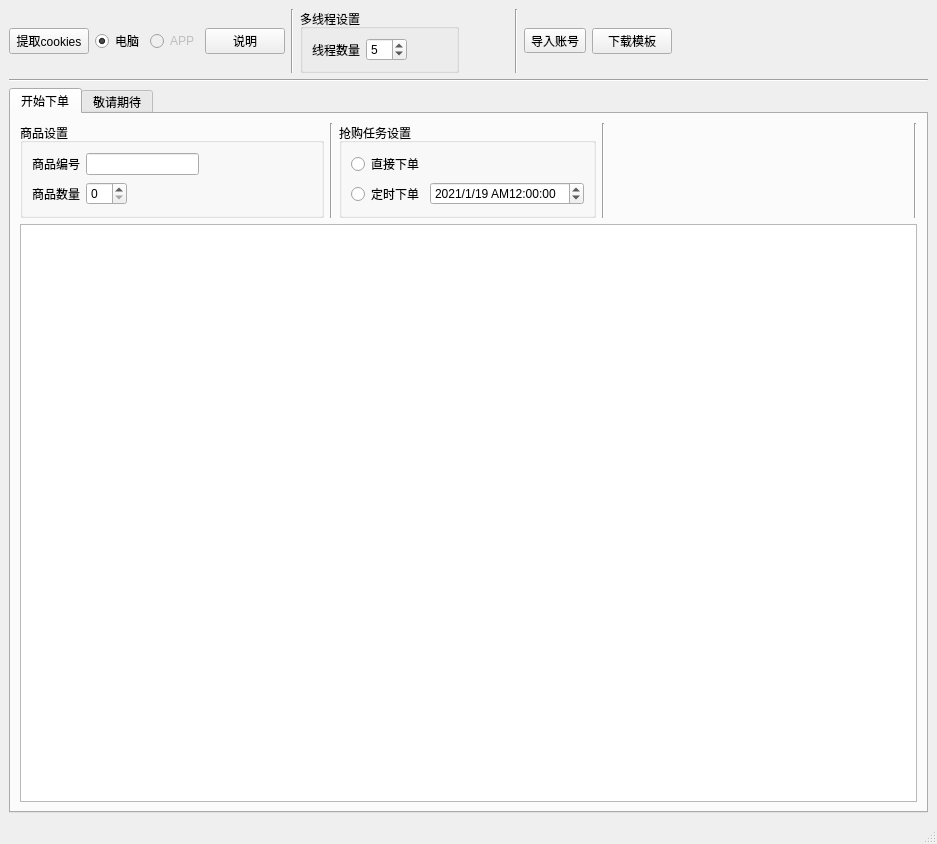
a516833759/jd_seckill, file jd_main_ui.ui: the form before one commit.
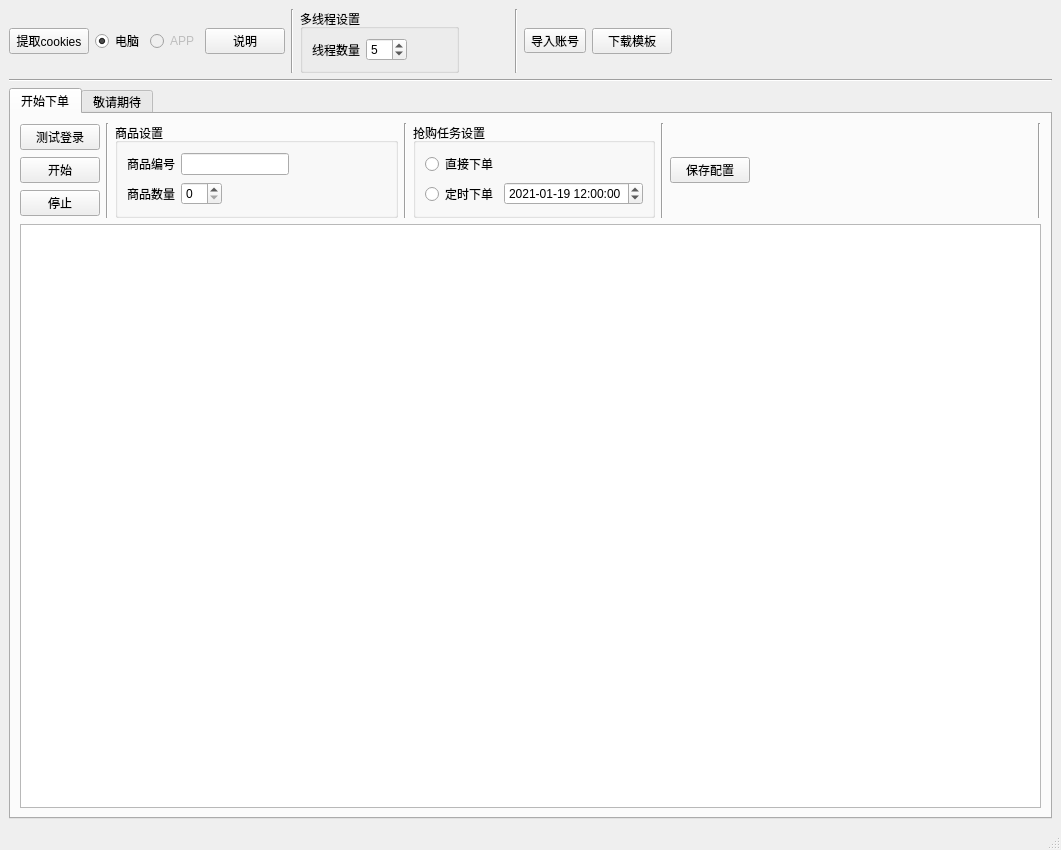
The form after the commit.

```diff
--- a/jd_main_ui.ui
+++ b/jd_main_ui.ui
@@ -6,8 +6,8 @@
    <rect>
     <x>0</x>
     <y>0</y>
-    <width>937</width>
-    <height>844</height>
+    <width>1061</width>
+    <height>850</height>
    </rect>
   </property>
   <property name="windowTitle">
@@ -185,6 +185,38 @@
          <layout class="QVBoxLayout" name="verticalLayout_3">
           <item>
            <layout class="QHBoxLayout" name="horizontalLayout_8">
+            <item>
+             <layout class="QVBoxLayout" name="verticalLayout_7">
+              <item>
+               <widget class="QPushButton" name="pushButton_7">
+                <property name="text">
+                 <string>测试登录</string>
+                </property>
+               </widget>
+              </item>
+              <item>
+               <widget class="QPushButton" name="pushButton_4">
+                <property name="text">
+                 <string>开始</string>
+                </property>
+               </widget>
+              </item>
+              <item>
+               <widget class="QPushButton" name="pushButton_5">
+                <property name="text">
+                 <string>停止</string>
+                </property>
+               </widget>
+              </item>
+             </layout>
+            </item>
+            <item>
+             <widget class="Line" name="line_7">
+              <property name="orientation">
+               <enum>Qt::Vertical</enum>
+              </property>
+             </widget>
+            </item>
             <item>
              <widget class="QGroupBox" name="groupBox_2">
               <property name="title">
@@ -296,8 +328,15 @@
                        <day>19</day>
                       </date>
                      </property>
+                     <property name="time">
+                      <time>
+                       <hour>12</hour>
+                       <minute>0</minute>
+                       <second>0</second>
+                      </time>
+                     </property>
                      <property name="displayFormat">
-                      <string>yyyy/M/d APh:mm:ss</string>
+                      <string>yyyy-MM-dd hh:mm:ss</string>
                      </property>
                     </widget>
                    </item>
@@ -315,6 +354,13 @@
               </property>
              </widget>
             </item>
+            <item>
+             <widget class="QPushButton" name="pushButton_6">
+              <property name="text">
+               <string>保存配置</string>
+              </property>
+             </widget>
+            </item>
             <item>
              <spacer name="horizontalSpacer_2">
               <property name="orientation">
```
Left out of the diff: 4 changed lines with no effect on the pictures.
